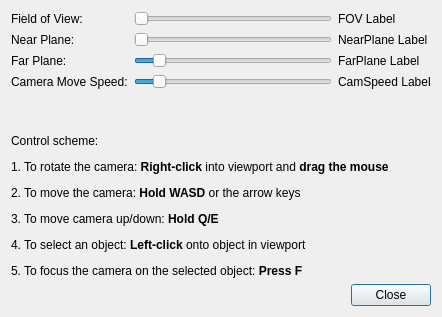
Qt form ArrtSource/Rendering/UI/CameraDlg.ui (Azure/azure-remote-rendering-asset-tool) before a commit.
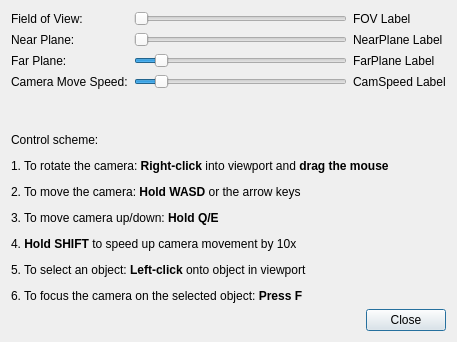
The same form after that commit.

```diff
--- a/ArrtSource/Rendering/UI/CameraDlg.ui
+++ b/ArrtSource/Rendering/UI/CameraDlg.ui
@@ -6,8 +6,8 @@
    <rect>
     <x>0</x>
     <y>0</y>
-    <width>442</width>
-    <height>317</height>
+    <width>457</width>
+    <height>342</height>
    </rect>
   </property>
   <property name="windowTitle">
@@ -163,7 +163,7 @@
    <item>
     <widget class="QLabel" name="label_3">
      <property name="text">
-      <string>&lt;html&gt;&lt;head/&gt;&lt;body&gt;&lt;p&gt;Control scheme:&lt;/p&gt;&lt;p&gt;1. To rotate the camera: &lt;span style=&quot; font-weight:600;&quot;&gt;Right-click&lt;/span&gt; into viewport and&lt;span style=&quot; font-weight:600;&quot;&gt; drag the mouse&lt;/span&gt;&lt;/p&gt;&lt;p&gt;2. To move the camera: &lt;span style=&quot; font-weight:600;&quot;&gt;Hold WASD&lt;/span&gt; or the arrow keys&lt;/p&gt;&lt;p&gt;3. To move camera up/down: &lt;span style=&quot; font-weight:600;&quot;&gt;Hold Q/E&lt;/span&gt;&lt;/p&gt;&lt;p&gt;4. To select an object: &lt;span style=&quot; font-weight:600;&quot;&gt;Left-click&lt;/span&gt; onto object in viewport&lt;/p&gt;&lt;p&gt;5. To focus the camera on the selected object: &lt;span style=&quot; font-weight:600;&quot;&gt;Press F&lt;/span&gt;&lt;/p&gt;&lt;/body&gt;&lt;/html&gt;</string>
+      <string>&lt;html&gt;&lt;head/&gt;&lt;body&gt;&lt;p&gt;Control scheme:&lt;/p&gt;&lt;p&gt;1. To rotate the camera: &lt;span style=&quot; font-weight:600;&quot;&gt;Right-click&lt;/span&gt; into viewport and&lt;span style=&quot; font-weight:600;&quot;&gt; drag the mouse&lt;/span&gt;&lt;/p&gt;&lt;p&gt;2. To move the camera: &lt;span style=&quot; font-weight:600;&quot;&gt;Hold WASD&lt;/span&gt; or the arrow keys&lt;/p&gt;&lt;p&gt;3. To move camera up/down: &lt;span style=&quot; font-weight:600;&quot;&gt;Hold Q/E&lt;/span&gt;&lt;/p&gt;&lt;p&gt;4. &lt;span style=&quot; font-weight:600;&quot;&gt;Hold SHIFT&lt;/span&gt; to speed up camera movement by 10x&lt;/p&gt;&lt;p&gt;5. To select an object: &lt;span style=&quot; font-weight:600;&quot;&gt;Left-click&lt;/span&gt; onto object in viewport&lt;/p&gt;&lt;p&gt;6. To focus the camera on the selected object: &lt;span style=&quot; font-weight:600;&quot;&gt;Press F&lt;/span&gt;&lt;/p&gt;&lt;/body&gt;&lt;/html&gt;</string>
      </property>
      <property name="textFormat">
       <enum>Qt::RichText</enum>
```
